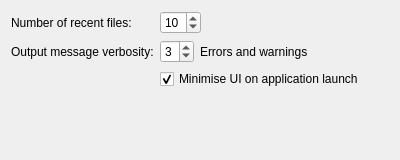
Old version of the form core/ui/settings_user_ui.ui in the repository mjbonnington/icarus-gps.
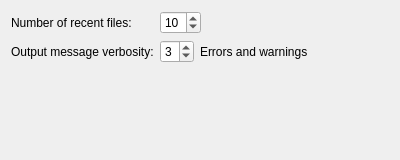
New version of the form.

What changed in the file:
```diff
--- a/core/ui/settings_user_ui.ui
+++ b/core/ui/settings_user_ui.ui
@@ -81,19 +81,6 @@
      </item>
     </layout>
    </item>
-   <item row="3" column="1">
-    <widget class="QCheckBox" name="minimiseOnLaunch_checkBox">
-     <property name="text">
-      <string>Minimise UI on application launch</string>
-     </property>
-     <property name="checked">
-      <bool>true</bool>
-     </property>
-     <property name="xmlTag" stdset="0">
-      <string>minimiseOnLaunch</string>
-     </property>
-    </widget>
-   </item>
   </layout>
  </widget>
  <tabstops>
```
